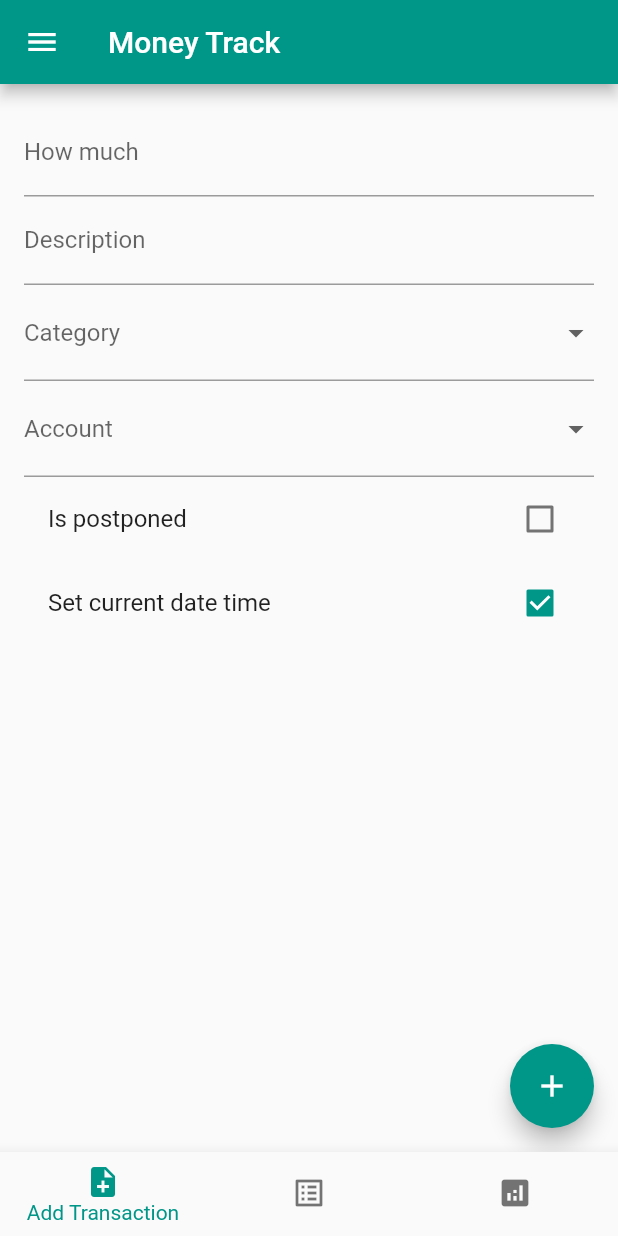
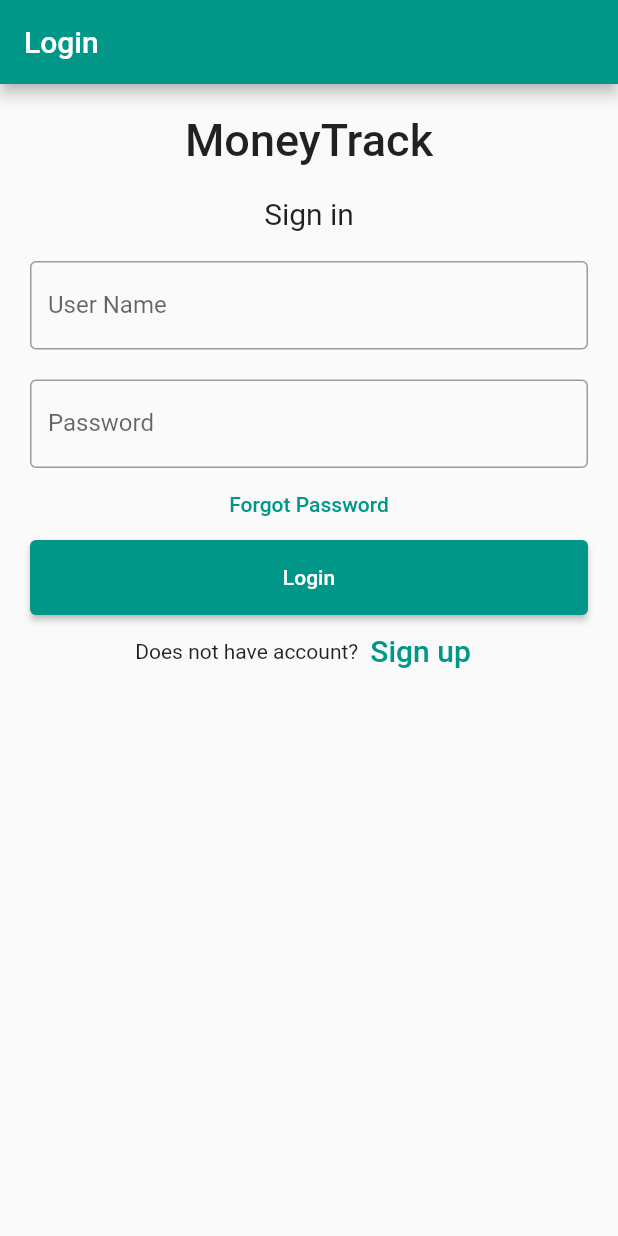
Before and after one commit to MoneyTrackScope/MoneyTrack.Mobile, a Flutter app: the screen it shows after launch, on a phone screen of 412 x 824 dp. Run offline on Flutter 3.47's test engine with Material 2 defaults, Android fonts, the phone set to English and light mode, and no system bars; our stand-ins replace datetime_picker_formfield, decimal, equatable, flutter_secure_storage, get_it, grouped_list and 1 more.

Commit message:
add login

```diff
--- a/lib/main.dart
+++ b/lib/main.dart
@@ -1,94 +1,43 @@
+import 'dart:io';
+
 import 'package:flutter/material.dart';
 import 'package:get_it/get_it.dart';
+import 'package:money_track/src/pages/login/signIn_page.dart';
 import 'package:money_track/src/services/account_service.dart';
 import 'package:money_track/src/services/category_service.dart';
+import 'package:money_track/src/services/internal/app_http_client.dart';
+import 'package:money_track/src/services/internal/secure_storeage.dart';
 import 'package:money_track/src/services/transaction_service.dart';
-
-import 'src/pages/home/home_page.dart';
-import 'src/pages/setting/setting_page.dart';
+import 'package:money_track/src/services/user_service.dart';
 
 Future main() async{
   setupDependencies();
 
-  runApp(const FormApp());
+  runApp(const App());
 }
 
 void setupDependencies(){
+  GetIt.I.registerSingleton(StorageService());
+  GetIt.I.registerSingleton(AppHtppClient());
+
   GetIt.I.registerSingleton(TransactionService());
   GetIt.I.registerSingleton(AccountService());
   GetIt.I.registerSingleton(CategoryService());
+  GetIt.I.registerSingleton(UserService());
 }
 
-class FormApp extends StatelessWidget {
-  const FormApp({Key? key}) : super(key: key);
+class App extends StatelessWidget {
+  const App({Key? key}) : super(key: key);
 
   @override
   Widget build(BuildContext context) {
     return MaterialApp(
-      title: 'Form Samples',
+      title: 'MoenyTrack',
       theme: ThemeData(primarySwatch: Colors.teal),
-      home: const MainApp(),
+      home: Scaffold(
+        appBar: AppBar(title: const Text("Login")),
+        body: const SignInPage(),
+      ),
     );
   }
 }
-
-class MainApp extends StatefulWidget {
-  const MainApp({Key? key}) : super(key: key);
-
-  @override
-  _MainAppState createState() => _MainAppState();
-}
-
-class _MainAppState extends State<MainApp> {
-  Widget app = const HomePage(restorationId: "home");
-
-  @override
-  Widget build(BuildContext context) {
-    const drawerHeader = UserAccountsDrawerHeader(
-      accountName: Text(
-        "test account",
-      ),
-      accountEmail: Text(
-        "test email",
-      ),
-      currentAccountPicture: CircleAvatar(
-        child: FlutterLogo(size: 42.0),
-      ),
-    );
-
-    final listItems = ListView(
-          children: [
-            drawerHeader,
-            ListTile(
-                title: const Text("Home"),
-                leading: const Icon(Icons.home),
-                onTap: () {
-                  setState(() {
-                    app = const HomePage(restorationId: "home");
-                  });
-                  Navigator.pop(context);
-                }),
-            ListTile(
-              title: const Text("Settings"),
-              leading: const Icon(Icons.settings),
-              onTap: () {
-                setState(() {
-                  app = const SettingPage();
-                });
-                Navigator.pop(context);
-              },
-            ),
-          ],
-        );
-
-    return Scaffold(
-      appBar: AppBar(
-        title: const Text('Money Track'),
-      ),
-      drawer: Drawer(
-        child: listItems
-      ),
-      body: app,
-    );
-  }
-}
--- /dev/null
+++ b/lib/src/exceptions/auth_exception.dart
@@ -0,0 +1,7 @@
+class AuthException implements Exception{
+  final String message;
+  const AuthException(this.message);
+  String get getMessage => message;
+  @override
+  String toString() => 'AuthException: $message';
+}
--- /dev/null
+++ b/lib/src/main_app.dart
@@ -0,0 +1,69 @@
+import 'package:flutter/material.dart';
+import 'package:money_track/src/models/user_model.dart';
+import 'pages/home/home_page.dart';
+
+import 'pages/setting/setting_page.dart';
+
+class MainApp extends StatefulWidget {
+  final UserModel user;
+
+  const MainApp({Key? key, required this.user}) : super(key: key);
+
+  @override
+  _MainAppState createState() => _MainAppState();
+}
+
+class _MainAppState extends State<MainApp> {
+
+  Widget app = const HomePage(restorationId: "home");
+
+  @override
+  Widget build(BuildContext context) {
+    var drawerHeader = UserAccountsDrawerHeader(
+      accountName: Text(
+        "${widget.user.firstName} ${widget.user.lastName}"
+      ),
+      accountEmail: Text(
+        widget.user.email
+      ),
+      currentAccountPicture: const CircleAvatar(
+        child: FlutterLogo(size: 42.0),
+      ),
+    );
+
+    final listItems = ListView(
+          children: [
+            drawerHeader,
+            ListTile(
+                title: const Text("Home"),
+                leading: const Icon(Icons.home),
+                onTap: () {
+                  setState(() {
+                    app = const HomePage(restorationId: "home");
+                  });
+                  Navigator.pop(context);
+                }),
+            ListTile(
+              title: const Text("Settings"),
+              leading: const Icon(Icons.settings),
+              onTap: () {
+                setState(() {
+                  app = const SettingPage();
+                });
+                Navigator.pop(context);
+              },
+            ),
+          ],
+        );
+
+    return Scaffold(
+      appBar: AppBar(
+        title: const Text('Money Track'),
+      ),
+      drawer: Drawer(
+        child: listItems
+      ),
+      body: app,
+    );
+  }
+}
--- /dev/null
+++ b/lib/src/models/internal/storage_item.dart
@@ -0,0 +1,6 @@
+class StorageItem {
+  StorageItem(this.key, this.value);
+
+  final String key;
+  final String value;
+}
--- /dev/null
+++ b/lib/src/models/user_model.dart
@@ -0,0 +1,36 @@
+import 'package:flutter/material.dart';
+
+class UserModel{
+  String id;
+  String firstName;
+  String lastName;
+  String email;
+  String userName;
+  List<String>? roles;
+
+  UserModel({
+    this.id = "",
+    this.firstName = "",
+    this.lastName = "",
+    this.email = "",
+    this.userName = "",
+    this.roles
+  });
+
+  UserModel.fromJson(Map<String, dynamic> json)
+  : id = json["id"],
+    firstName = json["firstName"],
+    lastName = json["lastName"],
+    email = json["email"],
+    userName = json["userName"],
+    roles = json["roles"];
+
+  Map<String, dynamic> toJson() => {
+    "id" : id,
+    "firstName" : firstName,
+    "lastName" : lastName,
+    "email" : email,
+    "userName" : userName,
+    "roles" : roles
+  };
+}
--- a/lib/src/pages/home/add_transaction_page.dart
+++ b/lib/src/pages/home/add_transaction_page.dart
@@ -16,10 +16,9 @@ class _AddTransactionPageState extends State<AddTransactionPage> {
   final _formKey = GlobalKey<AddTransactionFormState>();
 
   final _model = TransactionModel(quantity: Decimal.zero, addeDttm: TransactionModel.cutOffDate);
-  final TransactionService _transactionService;
+  final TransactionService _transactionService = GetIt.I.get<TransactionService>();
 
-  _AddTransactionPageState()
-  : _transactionService = GetIt.I.get<TransactionService>();
+  _AddTransactionPageState();
 
   @override
   Widget build(BuildContext context) {
--- a/lib/src/pages/home/transaction_list_page.dart
+++ b/lib/src/pages/home/transaction_list_page.dart
@@ -27,7 +27,7 @@ class _TransactionListPageState extends State<TransactionListPage> {
 
   ScrollController _controller = ScrollController();
 
-  List<TransactionModel> _transactionList = [];
+  final List<TransactionModel> _transactionList = [];
 
   final int _pageSize = 20;
   int _currentPage = 1;
@@ -177,7 +177,7 @@ class _TransactionListPageState extends State<TransactionListPage> {
       prevExtentAfter = _controller.position.extentAfter;
 
       var newPage = _currentPage + 1;
-      var newItems =  _transactionService.getLast(Paging(currentPage: newPage, pageSize: _pageSize));
+      var newItems = _transactionService.getLast(Paging(currentPage: newPage, pageSize: _pageSize));
 
       newItems.then((data){
           setState(() {
--- /dev/null
+++ b/lib/src/pages/login/signIn_page.dart
@@ -0,0 +1,155 @@
+import 'package:flutter/material.dart';
+import 'package:get_it/get_it.dart';
+import 'package:money_track/src/exceptions/auth_exception.dart';
+import 'package:money_track/src/main_app.dart';
+import 'package:money_track/src/models/user_model.dart';
+import 'package:money_track/src/services/user_service.dart';
+
+class SignInPage extends StatefulWidget {
+  const SignInPage({ Key? key }) : super(key: key);
+
+  @override
+  State<SignInPage> createState() => _SignInPageState();
+}
+
+class _SignInPageState extends State<SignInPage> {
+  final  GlobalKey<FormState> _formKey = GlobalKey<FormState>();
+  final UserService _userService = GetIt.I.get<UserService>();
+
+  final TextEditingController _loginController = TextEditingController();
+  final TextEditingController _passwordController = TextEditingController();
+
+  bool _showErrorLoginMessage = false;
+  String _errorMessage = "";
+
+  @override
+  Widget build(BuildContext context) {
+    return Form(
+      key: _formKey,
+      child: Padding(
+        padding: const EdgeInsets.all(10),
+        child: ListView(
+          children: <Widget>[
+            Container(
+              alignment: Alignment.center,
+              padding: const EdgeInsets.all(10),
+              child: const Text(
+                'MoneyTrack',
+                style: TextStyle(
+                  fontWeight: FontWeight.w500,
+                  fontSize: 30),
+            )),
+            if (_showErrorLoginMessage)
+            Container(
+              color: Colors.red,
+              alignment: Alignment.center,
+              padding: const EdgeInsets.all(10),
+              child: Text(
+                _errorMessage,
+                style: const TextStyle(
+                  fontSize: 20,
+                  color: Colors.white70
+                ),
+              )
+            ),
+            Container(
+              alignment: Alignment.center,
+              padding: const EdgeInsets.all(10),
+              child: const Text(
+                'Sign in',
+                style: TextStyle(fontSize: 20),
+              )
+            ),
+            Container(
+              padding: const EdgeInsets.all(10),
+              child: TextFormField(
+                controller: _loginController,
+                decoration: const InputDecoration(
+                  border: OutlineInputBorder(),
+                  labelText: 'User Name',
+                ),
+                validator: (value) {
+                  if(value!.isEmpty){
+                    return "Please enter user name";
+                  }
+                  return null;
+                },
+              ),
+            ),
+            Container(
+              padding: const EdgeInsets.fromLTRB(10, 10, 10, 0),
+              child: TextFormField(
+                obscureText: true,
+                controller: _passwordController,
+                decoration: const InputDecoration(
+                  border: OutlineInputBorder(),
+                  labelText: 'Password',
+                ),
+                validator: (value) {
+                  if(value!.isEmpty){
+                    return "Please enter password";
+                  }
+                  return null;
+                },
+              ),
+            ),
+            TextButton(
+              onPressed: () {
+                //forgot password screen
+              },
+              child: const Text('Forgot Password',),
+            ),
+            Container(
+              height: 50,
+              padding: const EdgeInsets.fromLTRB(10, 0, 10, 0),
+              child: ElevatedButton(
+                child: const Text('Login'),
+                onPressed: () async {
+                  var valid = _formKey.currentState!.validate();
+                  if (!valid) {
+                    return;
+                  }
+                  try{
+                    var user = await _userService.signIn(_loginController.text, _passwordController.text);
+
+                    Navigator.pushReplacement(context,
+                      MaterialPageRoute(builder: (_) => MainApp(user: user)));
+                  }
+                  on AuthException {
+                    setState(() {
+                      _errorMessage = "WRONG EMAIL OR PASSWORD.";
+                      _showErrorLoginMessage = true;
+                    });
+                    return;
+                  }
+                  on Exception {
+                    setState(() {
+                      _errorMessage = "Server error.";
+                      _showErrorLoginMessage = true;
+                    });
+                    return;
+                  }
+                },
+              )
+            ),
+            Row(
+              children: <Widget>[
+                const Text('Does not have account?'),
+                TextButton(
+                  child: const Text(
+                    'Sign up',
+                    style: TextStyle(fontSize: 20),
+                  ),
+                  onPressed: () {
+                    //signup screen
+                  },
+                )
+              ],
+              mainAxisAlignment: MainAxisAlignment.center,
+            ),
+          ],
+        )
+      )
+    );
+  }
+}
--- a/lib/src/pages/setting/setting_page.dart
+++ b/lib/src/pages/setting/setting_page.dart
@@ -24,7 +24,7 @@ class _SettingPageState extends State<SettingPage> {
                 leading: const Icon(Icons.category),
                 onPressed: (BuildContext context) {
                   Navigator.push(context,
-                    MaterialPageRoute(builder: (_) => ManagePage())
+                    MaterialPageRoute(builder: (_) => const ManagePage())
                   );
                 },
               ),
--- /dev/null
+++ b/lib/src/services/user_service.dart
@@ -0,0 +1,44 @@
+import 'dart:convert';
+import 'package:get_it/get_it.dart';
+import 'package:money_track/src/exceptions/auth_exception.dart';
+import 'package:money_track/src/models/internal/storage_item.dart';
+import 'package:money_track/src/models/user_model.dart';
+import 'package:money_track/src/services/internal/app_http_client.dart';
+import 'package:money_track/src/settings/api_settings.dart';
+import 'package:money_track/src/settings/app_settings.dart';
+
+import 'internal/secure_storeage.dart';
+
+class UserService{
+  static const String _controllerUrl = "api/User";
+
+  final AppHtppClient _httpClient = GetIt.I.get<AppHtppClient>();
+
+  final StorageService _storage = GetIt.I.get<StorageService>();
+
+  Future<UserModel> signIn(String login, String password) async {
+    final response = await _httpClient
+      .post(
+        "${ApiSettings.baseApiUrl}/$_controllerUrl/signIn",
+        body: jsonEncode(<String, String>{
+          "login" : login,
+          "password" : password
+        })
+      );
+
+    if(response != null){
+      var responseBody = jsonDecode(response);
+
+      _storage.writeSecureData(StorageItem(AppSettings.tokenKey, responseBody["token"]));
+      _storage.writeSecureData(StorageItem(AppSettings.tokenExpiredAtKey, responseBody["expiredAt"]));
+
+      return UserModel.fromJson(responseBody["user"]);
+    }
+
+    throw const AuthException("Cannot load user");
+  }
+
+  Future<UserModel> signUp(UserModel model, String password) async {
+    return UserModel();
+  }
+}
--- /dev/null
+++ b/lib/src/settings/api_settings.dart
@@ -0,0 +1,4 @@
+class ApiSettings{
+  static const baseApiUrl = "http://10.0.2.2:44368";
+  static const timeoutSeconds = 40;
+}
--- /dev/null
+++ b/lib/src/settings/app_settings.dart
@@ -0,0 +1,4 @@
+class AppSettings{
+  static const tokenKey = "token";
+  static const tokenExpiredAtKey = "tokenExpiredAt";
+}
--- a/pubspec.yaml
+++ b/pubspec.yaml
@@ -42,6 +42,8 @@ dependencies:
   equatable: ^2.0.0
   settings_ui: ^2.0.2
   get_it: ^7.2.0
+  flutter_secure_storage: ^5.0.2
+  http: ^0.13.4
 
 dev_dependencies:
   flutter_test:
```
Also changed, not shown: lib/src/services/internal/app_http_client.dart (added, +101 -0 lines), lib/src/services/internal/secure_storeage.dart (added, +34 -0 lines), 1 other file.
